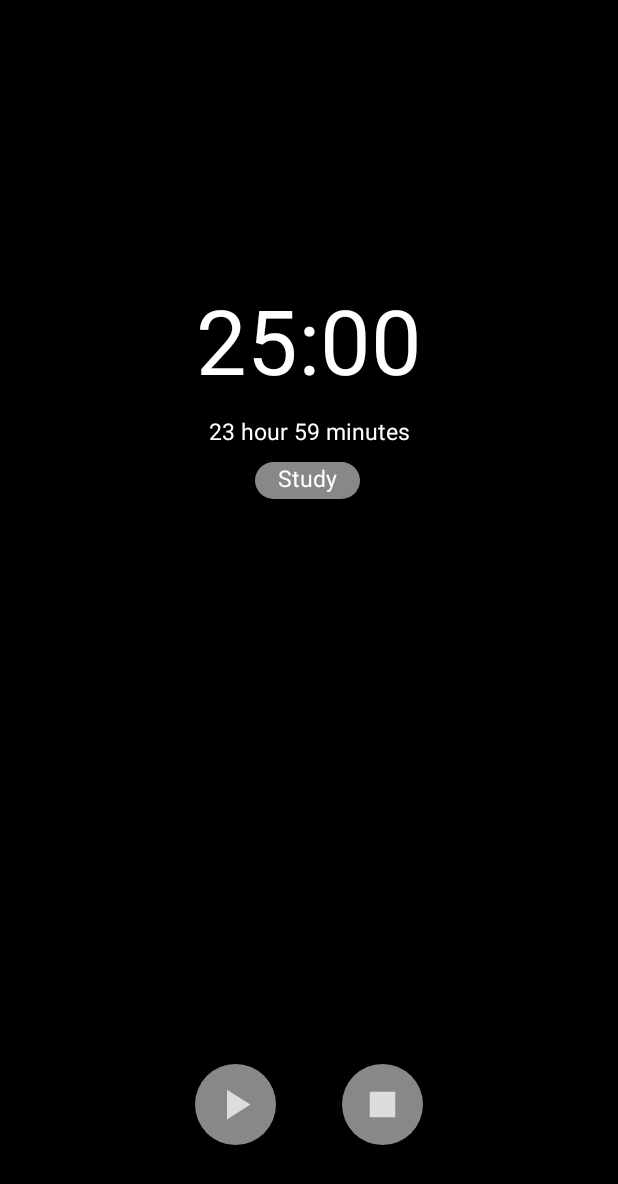
After one commit to KhussanAminzhanov/PomodoroTimer, an Android app: the layout fragment_timer.xml on its own in the app's theme, with its tools: preview values and no code run, on a phone screen of 412 x 824 dp. The commit adds this screen. Shown: the top 1184 px of the screen. Run offline under Robolectric (Android 15) with nearby library versions, the phone set to English and light mode, and no system bars.

Commit message:
change to Navigation Component and Fragment for adding and changing labels

```diff
--- /dev/null
+++ b/app/src/main/res/layout/fragment_timer.xml
@@ -0,0 +1,96 @@
+<?xml version="1.0" encoding="utf-8"?>
+<layout xmlns:android="http://schemas.android.com/apk/res/android"
+    xmlns:app="http://schemas.android.com/apk/res-auto"
+    xmlns:tools="http://schemas.android.com/tools"
+    tools:context=".TimerFragment">
+
+    <data>
+
+        <variable
+            name="viewModel"
+            type="com.whitedot.pomodoro_timer.MainViewModel" />
+    </data>
+
+    <androidx.constraintlayout.widget.ConstraintLayout
+        android:layout_width="match_parent"
+        android:layout_height="match_parent"
+        android:background="@color/black"
+        android:paddingStart="85dp"
+        android:paddingEnd="85dp">
+
+        <TextView
+            android:id="@+id/timer_text_view"
+            android:layout_width="wrap_content"
+            android:layout_height="wrap_content"
+            android:onClick="@{() -> viewModel.changeTimerIntervalLength()}"
+            android:textColor="@color/white"
+            android:textSize="60sp"
+            app:layout_constraintBottom_toBottomOf="parent"
+            app:layout_constraintLeft_toLeftOf="parent"
+            app:layout_constraintRight_toRightOf="parent"
+            app:layout_constraintTop_toTopOf="parent"
+            app:layout_constraintVertical_bias="0.25"
+            tools:text="25:00" />
+
+        <TextView
+            android:id="@+id/total_sessions_counter_text_view"
+            android:layout_width="wrap_content"
+            android:layout_height="wrap_content"
+            android:layout_marginTop="10dp"
+            android:text="23 hour 59 minutes"
+            android:textColor="@color/white"
+            android:textSize="15sp"
+            app:layout_constraintEnd_toEndOf="@+id/timer_text_view"
+            app:layout_constraintStart_toStartOf="@+id/timer_text_view"
+            app:layout_constraintTop_toBottomOf="@+id/timer_text_view" />
+
+        <TextView
+            android:id="@+id/timer_label_text_view"
+            android:layout_width="wrap_content"
+            android:layout_height="wrap_content"
+            android:layout_marginTop="10dp"
+            android:background="@drawable/text_view_square_rounded_corner"
+            android:paddingStart="15dp"
+            android:paddingEnd="15dp"
+            app:layout_goneMarginTop="10dp"
+            android:paddingBottom="3dp"
+            android:text="Study"
+            android:textColor="@color/white"
+            android:textSize="15sp"
+            app:layout_constraintEnd_toEndOf="@+id/timer_text_view"
+            app:layout_constraintHorizontal_bias="0.489"
+            app:layout_constraintStart_toStartOf="@+id/timer_text_view"
+            app:layout_constraintTop_toBottomOf="@+id/total_sessions_counter_text_view" />
+
+        <ImageButton
+            android:id="@+id/start_pause_image_button"
+            android:layout_width="wrap_content"
+            android:layout_height="wrap_content"
+            android:background="@drawable/image_button_round_corner"
+            android:contentDescription="@string/play_button"
+            android:onClick="@{() -> viewModel.startOrPauseTimer()}"
+            android:padding="10dp"
+            android:src="@drawable/ic_play_arrow"
+            app:layout_constraintBottom_toBottomOf="parent"
+            app:layout_constraintEnd_toStartOf="@+id/stop_image_button"
+            app:layout_constraintStart_toStartOf="parent"
+            app:layout_constraintTop_toBottomOf="@+id/timer_text_view"
+            app:layout_constraintVertical_bias="0.88" />
+
+        <ImageButton
+            android:id="@+id/stop_image_button"
+            android:layout_width="wrap_content"
+            android:layout_height="wrap_content"
+            android:background="@drawable/image_button_round_corner"
+            android:contentDescription="@string/pause_button"
+            android:onClick="@{() -> viewModel.stopTimer()}"
+            android:padding="10dp"
+            android:src="@drawable/ic_stop"
+            app:layout_constraintBottom_toBottomOf="parent"
+            app:layout_constraintEnd_toEndOf="parent"
+            app:layout_constraintStart_toEndOf="@id/start_pause_image_button"
+            app:layout_constraintTop_toBottomOf="@+id/timer_text_view"
+            app:layout_constraintVertical_bias="0.88" />
+
+    </androidx.constraintlayout.widget.ConstraintLayout>
+</layout>
--- a/app/src/main/res/values/strings.xml
+++ b/app/src/main/res/values/strings.xml
@@ -3,5 +3,6 @@
     <string name="stop_button">Stop</string>
     <string name="pause_button">Pause</string>
     <string name="play_button">Play</string>
-    <string name="countdown_timer_format">%1$d:%2$d</string>
+    <string name="label_work">Work</string>
+    <string name="label_study">Study</string>
 </resources>
```
Also changed, not shown: app/build.gradle (+13 -4 lines), app/src/main/java/com/whitedot/pomodoro_timer/LabelFragment.kt (added, +16 -0 lines), app/src/main/java/com/whitedot/pomodoro_timer/MainActivity.kt (+7 -41 lines), app/src/main/java/com/whitedot/pomodoro_timer/MainViewModel.kt (+24 -1 lines), app/src/main/java/com/whitedot/pomodoro_timer/TimerFragment.kt (added, +94 -0 lines), app/src/main/java/com/whitedot/pomodoro_timer/data/Day.kt (added, +11 -0 lines), app/src/main/java/com/whitedot/pomodoro_timer/data/DayDao.kt (added, +17 -0 lines), app/src/main/java/com/whitedot/pomodoro_timer/data/DayDatabase.kt (added, +29 -0 lines), app/src/main/java/com/whitedot/pomodoro_timer/data/DayRepository.kt (added, +12 -0 lines), app/src/main/res/layout/activity_main.xml (+8 -79 lines), app/src/main/res/layout/fragment_label.xml (added, +12 -0 lines), app/src/main/res/navigation/nav_graph.xml (added, +22 -0 lines).
